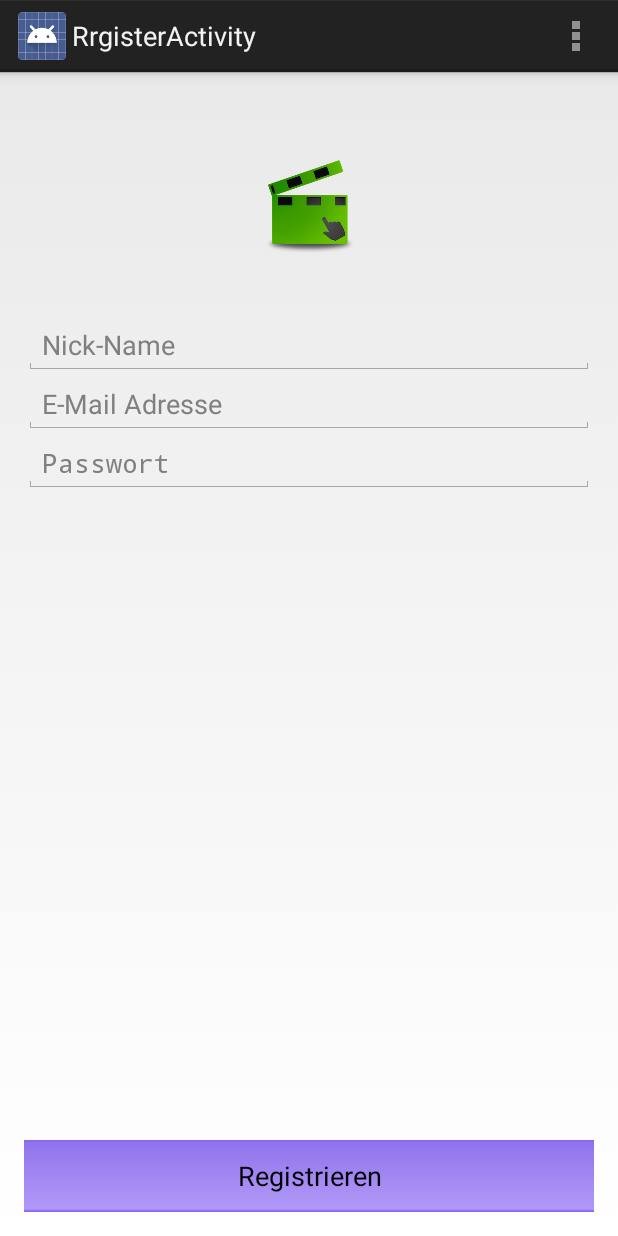
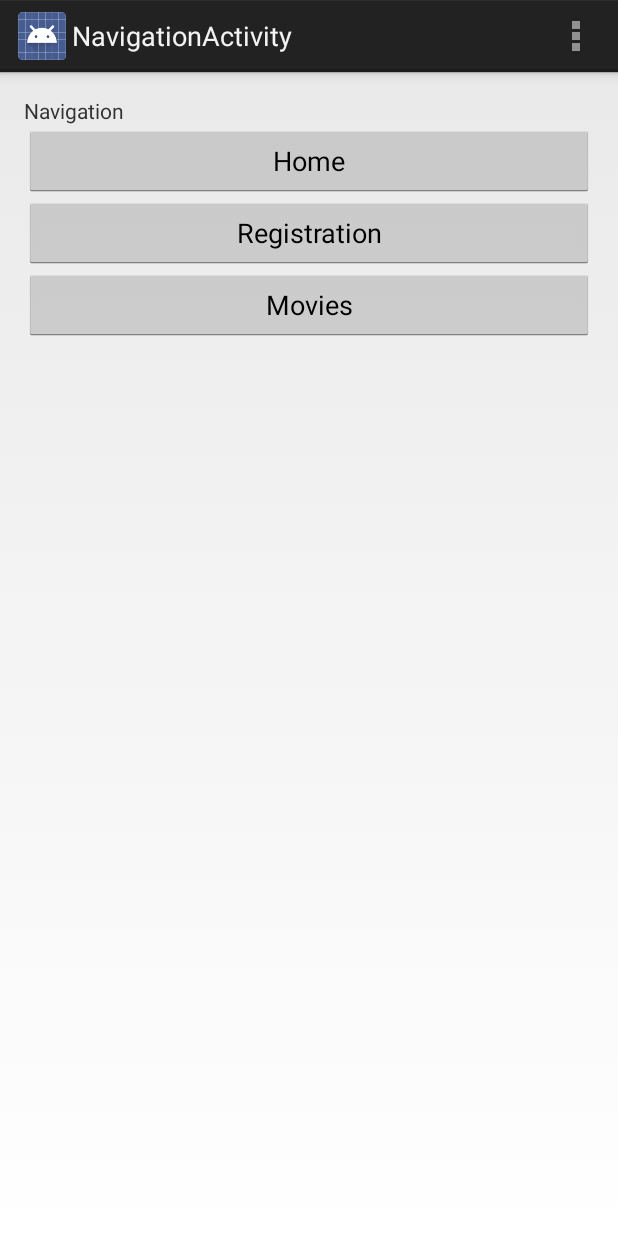
Before and after one commit to phobeus/psit3, an Android app: the screen it shows after launch (RegisterActivity before the commit, NavigationActivity after it), on a phone screen of 412 x 824 dp. Run offline under Robolectric (Android 15) with nearby library versions, the phone set to English and light mode, and no system bars.

Commit message:
Created Navigation overview Activity and linked to all existing pages

```diff
--- a/app/src/main/AndroidManifest.xml
+++ b/app/src/main/AndroidManifest.xml
@@ -1,37 +1,39 @@
 <?xml version="1.0" encoding="utf-8"?>
 <manifest xmlns:android="http://schemas.android.com/apk/res/android"
     package="com.app.movietap" >
+
     <uses-permission android:name="android.permission.INTERNET" />
-    <uses-permission android:name="android.permission.WRITE_EXTERNAL_STORAGE"/>
+    <uses-permission android:name="android.permission.WRITE_EXTERNAL_STORAGE" />
     <uses-permission android:name="android.permission.READ_CONTACTS" />
-
     <uses-permission android:name="android.permission.INTERNET" />
     <uses-permission android:name="android.permission.ACCESS_NETWORK_STATE" />
     <application
-        android:name=".App"
+        android:name="com.app.movietap.App"
         android:allowBackup="true"
         android:icon="@drawable/ic_launcher"
         android:label="@string/app_name"
         android:theme="@style/AppTheme" >
-
         <activity
-            android:name=".HomeActivity"
+            android:name="com.app.movietap.HomeActivity"
             android:configChanges="orientation|keyboardHidden|screenSize"
             android:label="@string/app_name"
             android:theme="@style/FullscreenTheme" >
         </activity>
         <activity
-            android:name=".RegisterActivity"
+            android:name="com.app.movietap.RegisterActivity"
             android:label="@string/title_activity_rrgister" >
+        </activity>
+        <activity
+            android:name="com.app.movietap.BrowseMoviesActivity"
+            android:label="@string/title_activity_browse_movies" >
+        </activity>
+        <activity
+            android:name="com.app.movietap.NavigationActivity"
+            android:label="@string/title_activity_navigation" >
             <intent-filter>
                 <action android:name="android.intent.action.MAIN" />
-
                 <category android:name="android.intent.category.LAUNCHER" />
             </intent-filter>
-        </activity>
-        <activity
-            android:name=".BrowseMoviesActivity"
-            android:label="@string/title_activity_browse_movies" >
         </activity>
     </application>
 
--- /dev/null
+++ b/app/src/main/java/com/app/movietap/NavigationActivity.java
@@ -0,0 +1,79 @@
+package com.app.movietap;
+
+import android.app.Activity;
+import android.content.Intent;
+import android.os.Bundle;
+import android.view.Menu;
+import android.view.MenuItem;
+import android.view.View;
+import android.widget.Button;
+
+
+public class NavigationActivity extends Activity {
+
+
+    protected Button homeNavButton;
+    protected Button registerNavButton;
+    protected Button moviesNavButton;
+
+    @Override
+    protected void onCreate(Bundle savedInstanceState) {
+        super.onCreate(savedInstanceState);
+        setContentView(R.layout.activity_navigation);
+
+
+
+        homeNavButton = (Button)findViewById(R.id.buttonHome);
+        registerNavButton = (Button)findViewById(R.id.buttonRegistration);
+        moviesNavButton = (Button)findViewById(R.id.buttonMovies);
+
+        //listen to registration button click from xml activity view
+        homeNavButton.setOnClickListener(new View.OnClickListener() {
+            @Override
+            public void onClick(View view) {
+                //if successful go to homepage
+                Intent takeUserHome = new Intent(NavigationActivity.this, HomeActivity.class);
+                startActivity(takeUserHome);
+            }});
+
+        registerNavButton.setOnClickListener(new View.OnClickListener() {
+            @Override
+            public void onClick(View view){
+                //if successful go to homepage
+                Intent takeUserRegister = new Intent(NavigationActivity.this, RegisterActivity.class);
+                startActivity(takeUserRegister);
+            }});
+
+        moviesNavButton.setOnClickListener(new View.OnClickListener() {
+            @Override
+            public void onClick(View view) {
+                //if successful go to homepage
+                Intent takeUserMovies = new Intent(NavigationActivity.this, BrowseMoviesActivity.class);
+                startActivity(takeUserMovies);
+            }});
+
+    }
+
+
+    @Override
+    public boolean onCreateOptionsMenu(Menu menu) {
+        // Inflate the menu; this adds items to the action bar if it is present.
+        getMenuInflater().inflate(R.menu.menu_navigation, menu);
+        return true;
+    }
+
+    @Override
+    public boolean onOptionsItemSelected(MenuItem item) {
+        // Handle action bar item clicks here. The action bar will
+        // automatically handle clicks on the Home/Up button, so long
+        // as you specify a parent activity in AndroidManifest.xml.
+        int id = item.getItemId();
+
+        //noinspection SimplifiableIfStatement
+        if (id == R.id.action_settings) {
+            return true;
+        }
+
+        return super.onOptionsItemSelected(item);
+    }
+}
--- /dev/null
+++ b/app/src/main/res/layout/activity_navigation.xml
@@ -0,0 +1,41 @@
+<RelativeLayout xmlns:android="http://schemas.android.com/apk/res/android"
+    xmlns:tools="http://schemas.android.com/tools" android:layout_width="match_parent"
+    android:layout_height="match_parent" android:paddingLeft="@dimen/activity_horizontal_margin"
+    android:paddingRight="@dimen/activity_horizontal_margin"
+    android:paddingTop="@dimen/activity_vertical_margin"
+    android:paddingBottom="@dimen/activity_vertical_margin"
+    tools:context="com.app.movietap.NavigationActivity"
+    android:id="@+id/navigationActivity">
+
+    <TextView android:text="Navigation" android:layout_width="wrap_content"
+        android:layout_height="wrap_content"
+        android:id="@+id/textNavigation" />
+
+    <Button
+        android:layout_width="match_parent"
+        android:layout_height="wrap_content"
+        android:text="Home"
+        android:id="@+id/buttonHome"
+        android:layout_below="@+id/textNavigation"
+        android:layout_alignParentLeft="true"
+        android:layout_alignParentStart="true" />
+
+    <Button
+        android:layout_width="match_parent"
+        android:layout_height="wrap_content"
+        android:text="Registration"
+        android:id="@+id/buttonRegistration"
+        android:layout_below="@+id/buttonHome"
+        android:layout_alignParentLeft="true"
+        android:layout_alignParentStart="true" />
+
+    <Button
+        android:layout_width="match_parent"
+        android:layout_height="wrap_content"
+        android:text="Movies"
+        android:id="@+id/buttonMovies"
+        android:layout_below="@+id/buttonRegistration"
+        android:layout_alignParentLeft="true"
+        android:layout_alignParentStart="true" />
+
+</RelativeLayout>
--- /dev/null
+++ b/app/src/main/res/menu/menu_navigation.xml
@@ -0,0 +1,6 @@
+<menu xmlns:android="http://schemas.android.com/apk/res/android"
+    xmlns:tools="http://schemas.android.com/tools"
+    tools:context="com.app.movietap.NavigationActivity">
+    <item android:id="@+id/action_settings" android:title="@string/action_settings"
+        android:orderInCategory="100" android:showAsAction="never" />
+</menu>
--- a/app/src/main/res/values/strings.xml
+++ b/app/src/main/res/values/strings.xml
@@ -8,5 +8,6 @@
     <string name="title_activity_browse_movies">Browse Movies</string>
     <string name="hello_world">Hello world!</string>
     <string name="action_settings">Settings</string>
+    <string name="title_activity_navigation">NavigationActivity</string>
 
 </resources>
```
